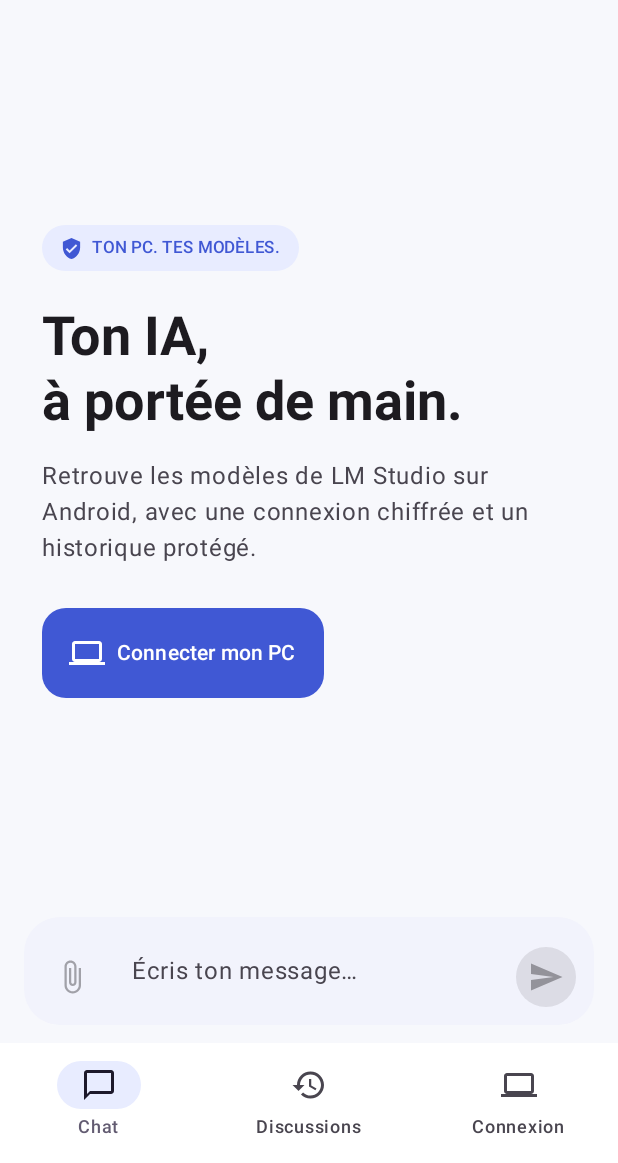
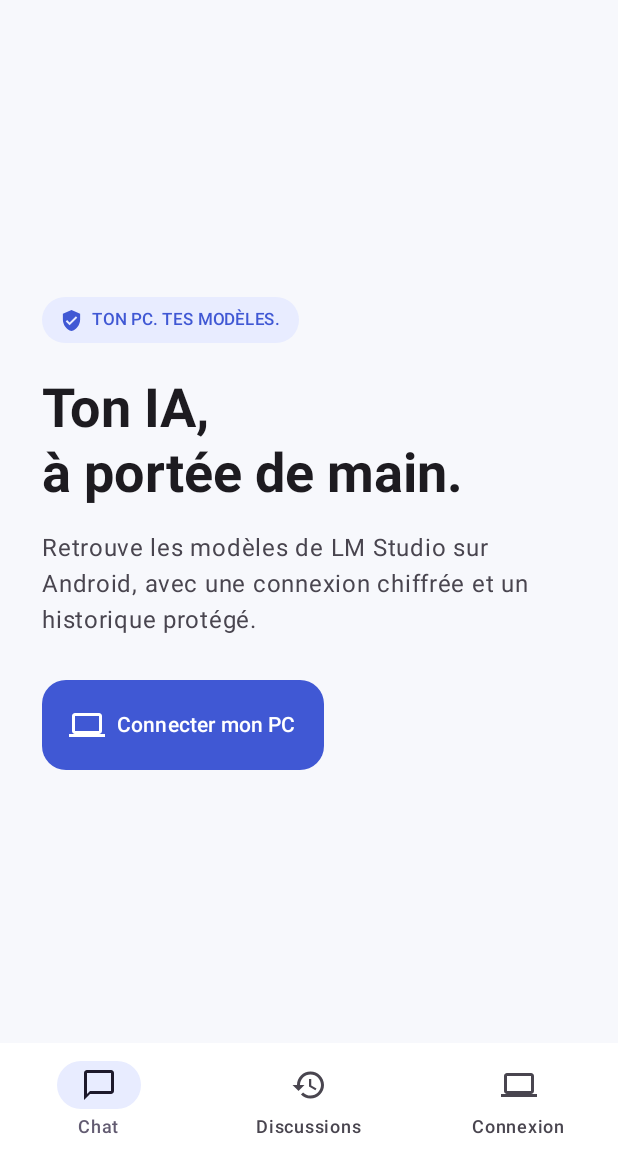
Before and after one commit to Ben0813/FairLLM, an Android app built with Jetpack Compose: the screen it shows after launch (MainActivity), on a phone screen of 412 x 824 dp, the part 73-1236 px from its top. Run offline under Robolectric (Android 15) with nearby library versions, the light colour scheme and no system bars; libraries missing offline, so code that uses them is left out: io.noties.markwon.

Commit message:
Keep onboarding action visible on compact screens and tidy connection preview

```diff
--- a/localia/app/src/main/java/fr/ben0813/localia/MainActivity.kt
+++ b/localia/app/src/main/java/fr/ben0813/localia/MainActivity.kt
@@ -36,6 +36,7 @@ import androidx.compose.ui.text.font.FontWeight
 import androidx.compose.ui.text.input.KeyboardType
 import androidx.compose.ui.text.input.PasswordVisualTransformation
 import androidx.compose.ui.text.input.VisualTransformation
+import androidx.compose.ui.text.style.TextOverflow
 import androidx.compose.ui.unit.dp
 import androidx.compose.ui.unit.sp
 import androidx.compose.ui.viewinterop.AndroidView
@@ -214,14 +215,14 @@ private fun ChatScreen(vm: LocaliaViewModel, state: LocaliaState, onModels: () -
             InputChip(selected = true, onClick = vm::removeAttachment, modifier = Modifier.padding(horizontal = 20.dp),
                 label = { Text(attachment.name, maxLines = 1) }, trailingIcon = { Icon(Icons.Default.Close, "Retirer la pièce jointe", Modifier.size(16.dp)) })
         }
-        Surface(Modifier.padding(horizontal = 16.dp, vertical = 12.dp).fillMaxWidth(), shape = RoundedCornerShape(24.dp),
+        if (configured) Surface(Modifier.padding(horizontal = 16.dp, vertical = 12.dp).fillMaxWidth(), shape = RoundedCornerShape(24.dp),
             color = MaterialTheme.colorScheme.surface, tonalElevation = 2.dp) {
             Row(Modifier.padding(8.dp), verticalAlignment = Alignment.Bottom) {
                 IconButton(onClick = { picker.launch(arrayOf("text/*", "application/json", "image/jpeg", "image/png", "image/webp")) }, enabled = configured && !state.generating && !state.readingFile) {
                     Icon(Icons.Default.AttachFile, "Joindre un fichier")
                 }
                 TextField(value = state.draft, onValueChange = vm::draft, enabled = !state.generating,
-                    placeholder = { Text(if (state.readingFile) "Lecture du fichier…" else "Écris ton message…") }, modifier = Modifier.weight(1f),
+                    placeholder = { Text(if (state.readingFile) "Lecture du fichier…" else "Écris ton message…", maxLines = 1, overflow = TextOverflow.Ellipsis) }, modifier = Modifier.weight(1f),
                     maxLines = 5, colors = TextFieldDefaults.colors(focusedContainerColor = Color.Transparent, unfocusedContainerColor = Color.Transparent,
                         disabledContainerColor = Color.Transparent, focusedIndicatorColor = Color.Transparent, unfocusedIndicatorColor = Color.Transparent))
                 FilledIconButton(onClick = { if (state.generating) vm.cancel() else vm.send() },
```
Also changed, not shown: 1 other file.
